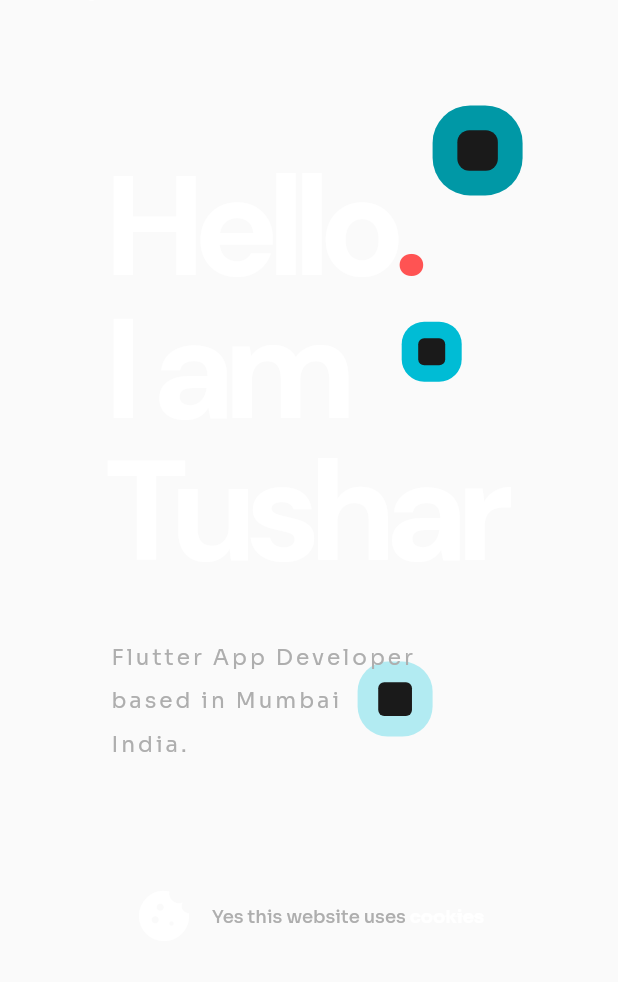
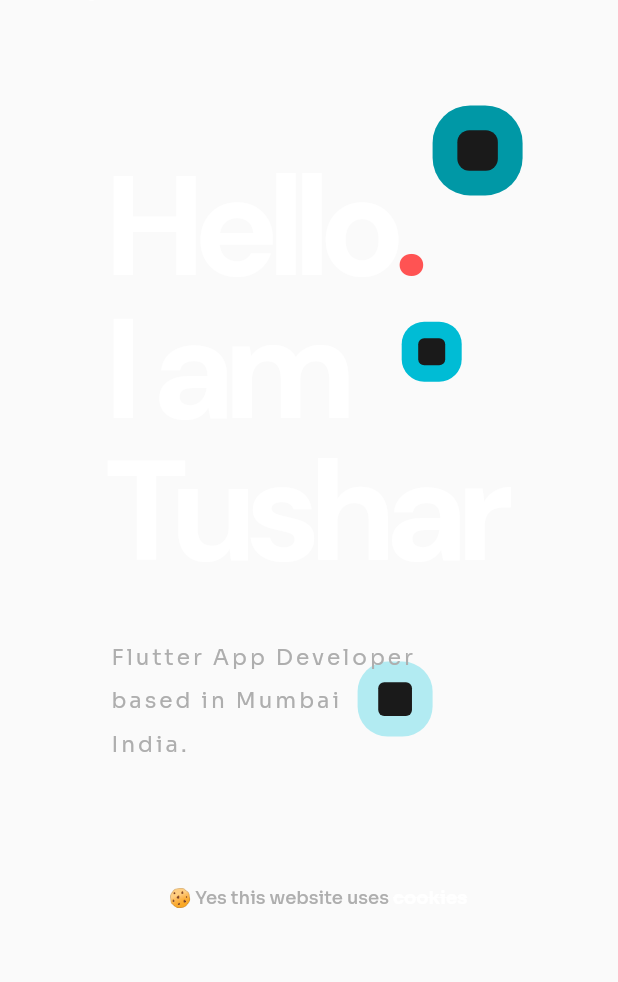
Before and after one commit to 7-USH/Portfolio, a Flutter app: the Intro widget shown alone on an empty page, opened directly, on a phone screen of 412 x 824 dp, the part 80-1062 px from its top. Run offline on Flutter 3.47's test engine with Material 2 defaults, Android fonts, the phone set to English and light mode, and no system bars; our stand-ins replace google_fonts; missing offline and left inert: dart:html, universal_html.

Commit message:
Cookie Emoji changed

```diff
--- a/lib/pages/screens/intro.dart
+++ b/lib/pages/screens/intro.dart
@@ -279,11 +279,6 @@ class _IntroState extends State<Intro> {
       mainAxisAlignment: MainAxisAlignment.center,
       crossAxisAlignment: CrossAxisAlignment.center,
       children: [
-        const Icon(
-          Icons.cookie,
-          size: 40,
-          color: Colors.white,
-        ),
         const SizedBox(
           width: 12.0,
         ),
@@ -291,7 +286,7 @@ class _IntroState extends State<Intro> {
           text: TextSpan(
               children: [
                 TextSpan(
-                    text: Strings.this_web,
+                    text: '🍪 ${ Strings.this_web}',
                     style: screenText(
                         size: 12,
                         color: bgTextColor2,
```
